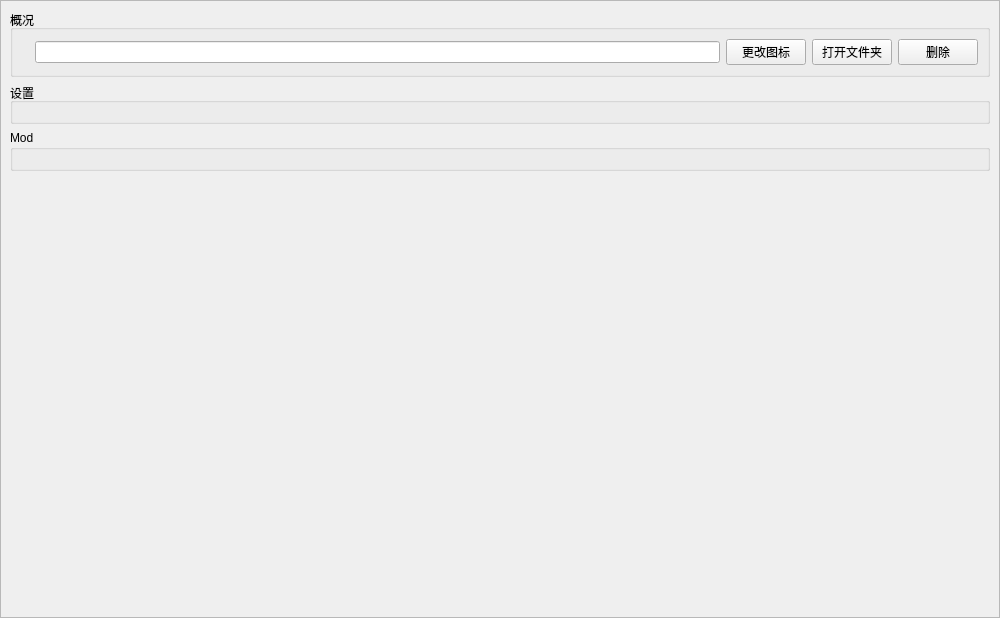
1604042736/FMCL, file Functions/GameManager/GameManager.ui: the form before one commit.
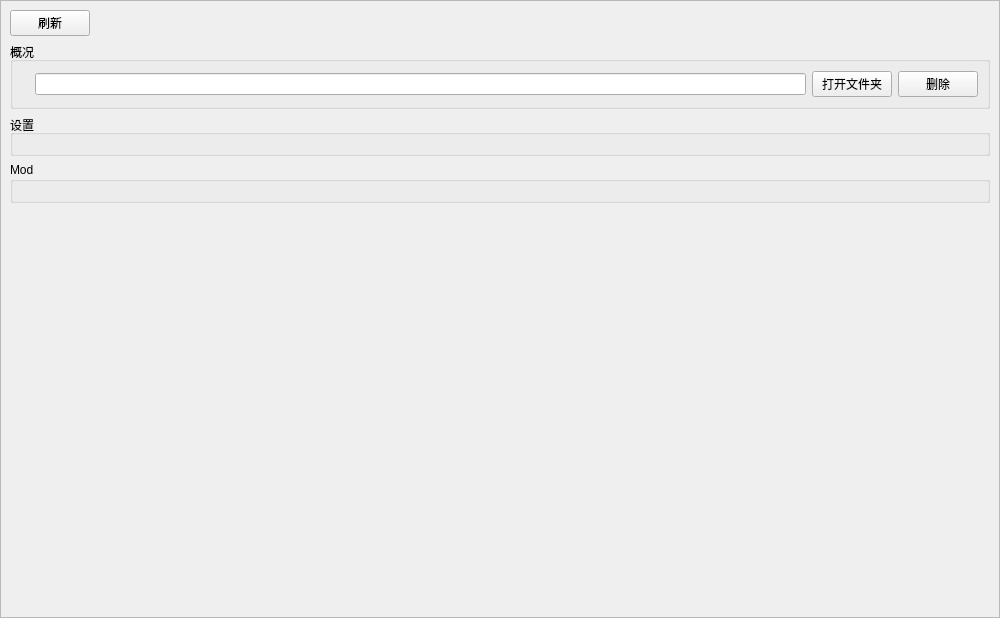
The form after the commit.

What changed in the file:
```diff
--- a/Functions/GameManager/GameManager.ui
+++ b/Functions/GameManager/GameManager.ui
@@ -44,7 +44,40 @@
        </rect>
       </property>
       <layout class="QGridLayout" name="gridLayout_2">
-       <item row="2" column="0">
+       <item row="0" column="0">
+        <widget class="QPushButton" name="pb_refresh">
+         <property name="text">
+          <string>刷新</string>
+         </property>
+        </widget>
+       </item>
+       <item row="0" column="1">
+        <spacer name="horizontalSpacer_3">
+         <property name="orientation">
+          <enum>Qt::Horizontal</enum>
+         </property>
+         <property name="sizeHint" stdset="0">
+          <size>
+           <width>40</width>
+           <height>20</height>
+          </size>
+         </property>
+        </spacer>
+       </item>
+       <item row="4" column="0" colspan="2">
+        <spacer name="verticalSpacer">
+         <property name="orientation">
+          <enum>Qt::Vertical</enum>
+         </property>
+         <property name="sizeHint" stdset="0">
+          <size>
+           <width>0</width>
+           <height>0</height>
+          </size>
+         </property>
+        </spacer>
+       </item>
+       <item row="3" column="0" colspan="2">
         <widget class="QGroupBox" name="gb_mods">
          <property name="title">
           <string>Mod</string>
@@ -85,20 +118,21 @@
          </layout>
         </widget>
        </item>
-       <item row="0" column="0">
+       <item row="2" column="0" colspan="2">
+        <widget class="QGroupBox" name="gb_setting">
+         <property name="title">
+          <string>设置</string>
+         </property>
+         <layout class="QGridLayout" name="gl_setting"/>
+        </widget>
+       </item>
+       <item row="1" column="0" colspan="2">
         <widget class="QGroupBox" name="groupBox">
          <property name="title">
           <string>概况</string>
          </property>
          <layout class="QGridLayout" name="gl_summary">
           <item row="0" column="3">
-           <widget class="QPushButton" name="pb_opendirectory">
-            <property name="text">
-             <string>打开文件夹</string>
-            </property>
-           </widget>
-          </item>
-          <item row="0" column="4">
            <widget class="QPushButton" name="pb_delete">
             <property name="text">
              <string>删除</string>
@@ -116,36 +150,15 @@
            <widget class="QLineEdit" name="le_name"/>
           </item>
           <item row="0" column="2">
-           <widget class="QPushButton" name="pb_changelogo">
+           <widget class="QPushButton" name="pb_opendirectory">
             <property name="text">
-             <string>更改图标</string>
+             <string>打开文件夹</string>
             </property>
            </widget>
           </item>
          </layout>
         </widget>
        </item>
-       <item row="1" column="0">
-        <widget class="QGroupBox" name="gb_setting">
-         <property name="title">
-          <string>设置</string>
-         </property>
-         <layout class="QGridLayout" name="gl_setting"/>
-        </widget>
-       </item>
-       <item row="3" column="0">
-        <spacer name="verticalSpacer">
-         <property name="orientation">
-          <enum>Qt::Vertical</enum>
-         </property>
-         <property name="sizeHint" stdset="0">
-          <size>
-           <width>0</width>
-           <height>0</height>
-          </size>
-         </property>
-        </spacer>
-       </item>
       </layout>
      </widget>
     </widget>
```
Left out of the diff: 52 changed lines with no effect on the pictures.
